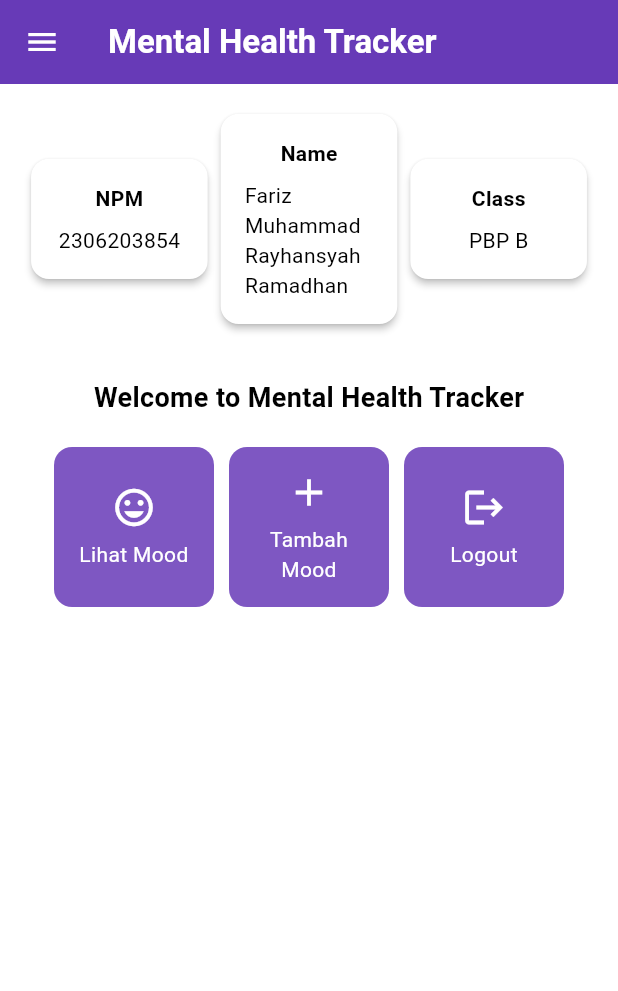
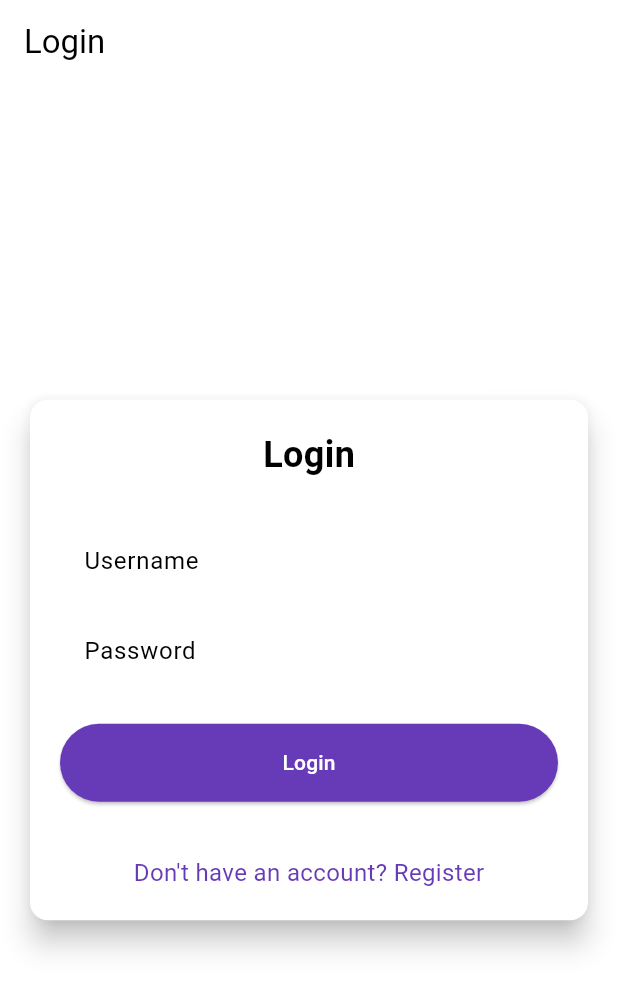
Before and after one commit to izycoder/mental-health-tracker-mobile, a Flutter app: the screen it shows after launch, on a phone screen of 412 x 824 dp. Shown: the top 991 px of the screen. Run offline on Flutter 3.47's test engine with Material 3 defaults, Android fonts, the phone set to English and light mode, and no system bars; missing offline and left inert: pbp_django_auth.

Commit message:
tugas 8 done

```diff
--- a/lib/main.dart
+++ b/lib/main.dart
@@ -1,5 +1,9 @@
 import 'package:flutter/material.dart';
 import 'package:mental_health_tracker/screens/menu.dart';
+import 'package:provider/provider.dart';
+import 'package:pbp_django_auth/pbp_django_auth.dart';
+import 'package:mental_health_tracker/screens/login.dart';
+
 
 void main() {
   runApp(const MyApp());
@@ -8,33 +12,23 @@ void main() {
 class MyApp extends StatelessWidget {
   const MyApp({super.key});
 
-  // This widget is the root of your application.
   @override
   Widget build(BuildContext context) {
-    return MaterialApp(
-      title: 'Flutter Demo',
-      theme: ThemeData(
-        // This is the theme of your application.
-        //
-        // TRY THIS: Try running your application with "flutter run". You'll see
-        // the application has a purple toolbar. Then, without quitting the app,
-        // try changing the seedColor in the colorScheme below to Colors.green
-        // and then invoke "hot reload" (save your changes or press the "hot
-        // reload" button in a Flutter-supported IDE, or press "r" if you used
-        // the command line to start the app).
-        //
-        // Notice that the counter didn't reset back to zero; the application
-        // state is not lost during the reload. To reset the state, use hot
-        // restart instead.
-        //
-        // This works for code too, not just values: Most code changes can be
-        // tested with just a hot reload.
-         colorScheme: ColorScheme.fromSwatch(
-              primarySwatch: Colors.deepPurple,
-        ).copyWith(secondary: Colors.deepPurple[400]),
-        useMaterial3: true,
+    return Provider(
+      create: (_) {
+        CookieRequest request = CookieRequest();
+        return request;
+      },
+      child: MaterialApp(
+        title: 'Mental Health Tracker',
+        theme: ThemeData(
+          useMaterial3: true,
+          colorScheme: ColorScheme.fromSwatch(
+            primarySwatch: Colors.deepPurple,
+          ).copyWith(secondary: Colors.deepPurple[400]),
+        ),
+        home: const LoginPage(),
       ),
-      home: MyHomePage(),
     );
   }
 }
--- /dev/null
+++ b/lib/screens/login.dart
@@ -0,0 +1,180 @@
+import 'package:mental_health_tracker/screens/menu.dart';
+import 'package:flutter/material.dart';
+import 'package:pbp_django_auth/pbp_django_auth.dart';
+import 'package:provider/provider.dart';
+import 'register.dart';
+
+void main() {
+  runApp(const LoginApp());
+}
+
+class LoginApp extends StatelessWidget {
+  const LoginApp({super.key});
+
+  @override
+  Widget build(BuildContext context) {
+    return MaterialApp(
+      title: 'Login',
+      theme: ThemeData(
+        useMaterial3: true,
+        colorScheme: ColorScheme.fromSwatch(
+          primarySwatch: Colors.deepPurple,
+        ).copyWith(secondary: Colors.deepPurple[400]),
+      ),
+      home: const LoginPage(),
+    );
+  }
+}
+
+class LoginPage extends StatefulWidget {
+  const LoginPage({super.key});
+
+  @override
+  State<LoginPage> createState() => _LoginPageState();
+}
+
+class _LoginPageState extends State<LoginPage> {
+  final TextEditingController _usernameController = TextEditingController();
+  final TextEditingController _passwordController = TextEditingController();
+
+  @override
+  Widget build(BuildContext context) {
+    final request = context.watch<CookieRequest>();
+
+    return Scaffold(
+      appBar: AppBar(
+        title: const Text('Login'),
+      ),
+      body: Center(
+        child: SingleChildScrollView(
+          padding: const EdgeInsets.all(16.0),
+          child: Card(
+            elevation: 8,
+            shape: RoundedRectangleBorder(
+              borderRadius: BorderRadius.circular(12.0),
+            ),
+            child: Padding(
+              padding: const EdgeInsets.all(20.0),
+              child: Column(
+                mainAxisSize: MainAxisSize.min,
+                children: [
+                  const Text(
+                    'Login',
+                    style: TextStyle(
+                      fontSize: 24.0,
+                      fontWeight: FontWeight.bold,
+                    ),
+                  ),
+                  const SizedBox(height: 30.0),
+                  TextField(
+                    controller: _usernameController,
+                    decoration: const InputDecoration(
+                      labelText: 'Username',
+                      hintText: 'Enter your username',
+                      border: OutlineInputBorder(
+                        borderRadius: BorderRadius.all(Radius.circular(12.0)),
+                      ),
+                      contentPadding:
+                          EdgeInsets.symmetric(horizontal: 12.0, vertical: 8.0),
+                    ),
+                  ),
+                  const SizedBox(height: 12.0),
+                  TextField(
+                    controller: _passwordController,
+                    decoration: const InputDecoration(
+                      labelText: 'Password',
+                      hintText: 'Enter your password',
+                      border: OutlineInputBorder(
+                        borderRadius: BorderRadius.all(Radius.circular(12.0)),
+                      ),
+                      contentPadding:
+                          EdgeInsets.symmetric(horizontal: 12.0, vertical: 8.0),
+                    ),
+                    obscureText: true,
+                  ),
+                  const SizedBox(height: 24.0),
+                  ElevatedButton(
+                    onPressed: () async {
+                      String username = _usernameController.text;
+                      String password = _passwordController.text;
+
+                      // Cek kredensial
+                      // Untuk menyambungkan Android emulator dengan Django pada localhost,
+                      // gunakan URL http://10.0.2.2/
+                      final response = await request
+                          .login("http://127.0.0.1:8000/auth/login/", {
+                        'username': username,
+                        'password': password,
+                      });
+
+                      if (request.loggedIn) {
+                        String message = response['message'];
+                        String uname = response['username'];
+                        if (context.mounted) {
+                          Navigator.pushReplacement(
+                            context,
+                            MaterialPageRoute(
+                                builder: (context) => MyHomePage()),
+                          );
+                          ScaffoldMessenger.of(context)
+                            ..hideCurrentSnackBar()
+                            ..showSnackBar(
+                              SnackBar(
+                                  content:
+                                      Text("$message Selamat datang, $uname.")),
+                            );
+                        }
+                      } else {
+                        if (context.mounted) {
+                          showDialog(
+                            context: context,
+                            builder: (context) => AlertDialog(
+                              title: const Text('Login Gagal'),
+                              content: Text(response['message']),
+                              actions: [
+                                TextButton(
+                                  child: const Text('OK'),
+                                  onPressed: () {
+                                    Navigator.pop(context);
+                                  },
+                                ),
+                              ],
+                            ),
+                          );
+                        }
+                      }
+                    },
+                    style: ElevatedButton.styleFrom(
+                      foregroundColor: Colors.white,
+                      minimumSize: Size(double.infinity, 50),
+                      backgroundColor: Theme.of(context).colorScheme.primary,
+                      padding: const EdgeInsets.symmetric(vertical: 16.0),
+                    ),
+                    child: const Text('Login'),
+                  ),
+                  const SizedBox(height: 36.0),
+                  GestureDetector(
+                    onTap: () {
+                      Navigator.push(
+                        context,
+                        MaterialPageRoute(
+                            builder: (context) => const RegisterPage()),
+                      );
+                    },
+                    child: Text(
+                      'Don\'t have an account? Register',
+                      style: TextStyle(
+                        color: Theme.of(context).colorScheme.primary,
+                        fontSize: 16.0,
+                      ),
+                    ),
+                  ),
+                ],
+              ),
+            ),
+          ),
+        ),
+      ),
+    );
+  }
+}
--- a/pubspec.yaml
+++ b/pubspec.yaml
@@ -35,6 +35,9 @@ dependencies:
   # The following adds the Cupertino Icons font to your application.
   # Use with the CupertinoIcons class for iOS style icons.
   cupertino_icons: ^1.0.8
+  provider: ^6.1.2
+  pbp_django_auth: ^0.4.0
+  http: ^1.2.2
 
 dev_dependencies:
   flutter_test:
```
Also changed, not shown: lib/models/mood_entry.dart (added, +65 -0 lines), lib/screens/list_moodentry.dart (added, +89 -0 lines), lib/screens/moodentry_form.dart (+33 -27 lines), lib/screens/register.dart (added, +165 -0 lines), lib/widgets/left_drawer.dart (+13 -1 lines), lib/widgets/mood_card.dart (+33 -1 lines), pubspec.lock, 2 other files.
